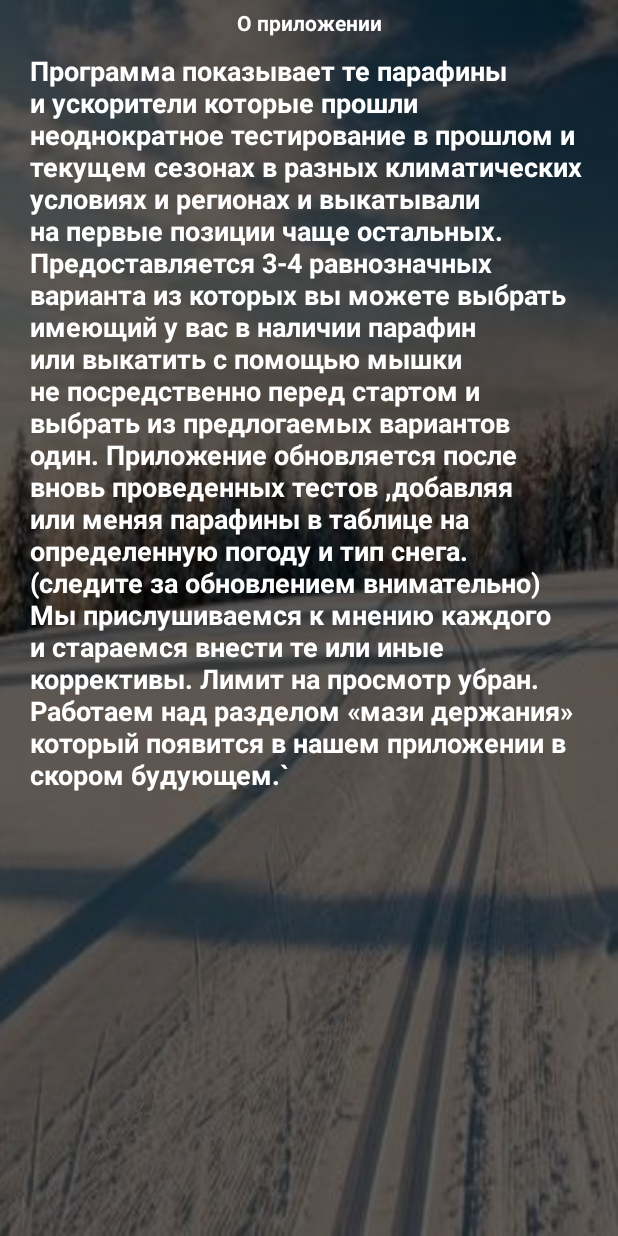
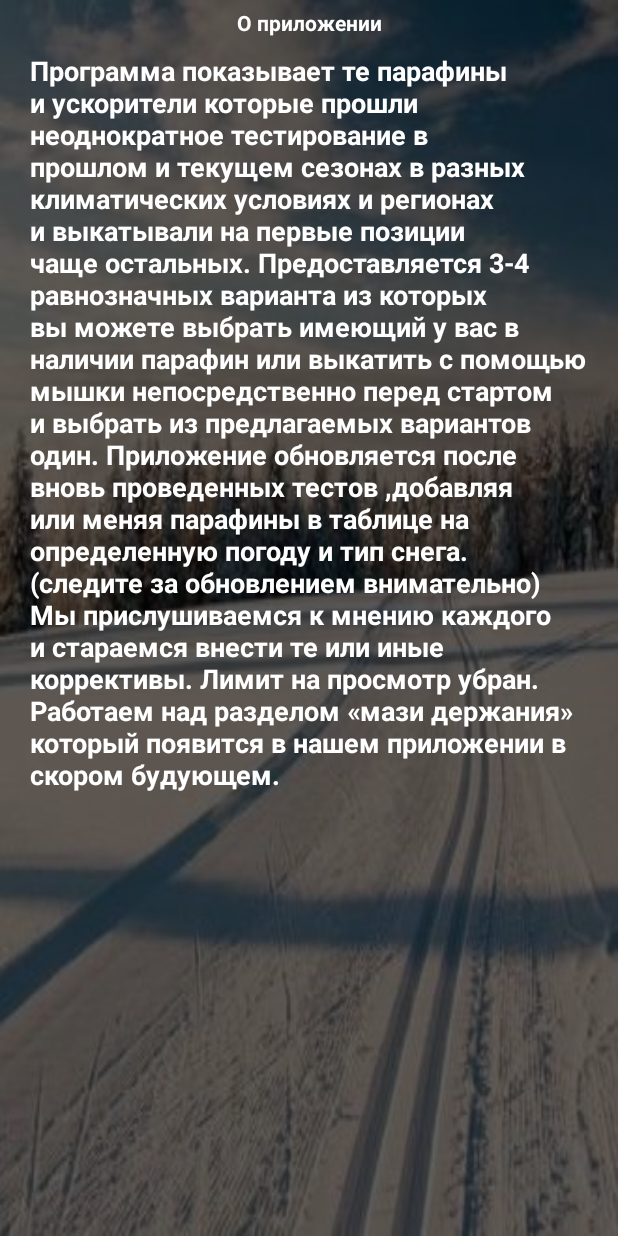
Before and after one commit to DmiriiKalugin/SkiFoercaster, an Android app: the About screen opened directly, with no data from a screen before it, on a phone screen of 412 x 824 dp. Run offline under Robolectric (Android 15) with nearby library versions, the phone set to English and light mode, and no system bars.

Commit message:
Обновление

```diff
--- a/app/src/main/res/values/strings.xml
+++ b/app/src/main/res/values/strings.xml
@@ -30,14 +30,14 @@
         климатических условиях и регионах и выкатывали на первые позиции чаще
         остальных.
         Предоставляется 3-4 равнозначных варианта из которых вы можете выбрать
-        имеющий у вас в наличии парафин или выкатить с помощью мышки не
-        посредственно перед стартом и выбрать из предлогаемых вариантов один.
+        имеющий у вас в наличии парафин или выкатить с помощью мышки непосредственно
+        перед стартом и выбрать из предлагаемых вариантов один.
         Приложение обновляется после вновь проведенных тестов ,добавляя или
         меняя парафины в таблице на определенную погоду и тип снега. (следите за
         обновлением внимательно)
         Мы прислушиваемся к мнению каждого и стараемся внести те или иные
         коррективы. Лимит на просмотр убран. Работаем над разделом «мази
-        держания» который появится в нашем приложении в скором будующем.`
+        держания» который появится в нашем приложении в скором будующем.
     </string>
 
     <!--__________________________________________________________________________________________________________________________________________________________________________________-->
```
